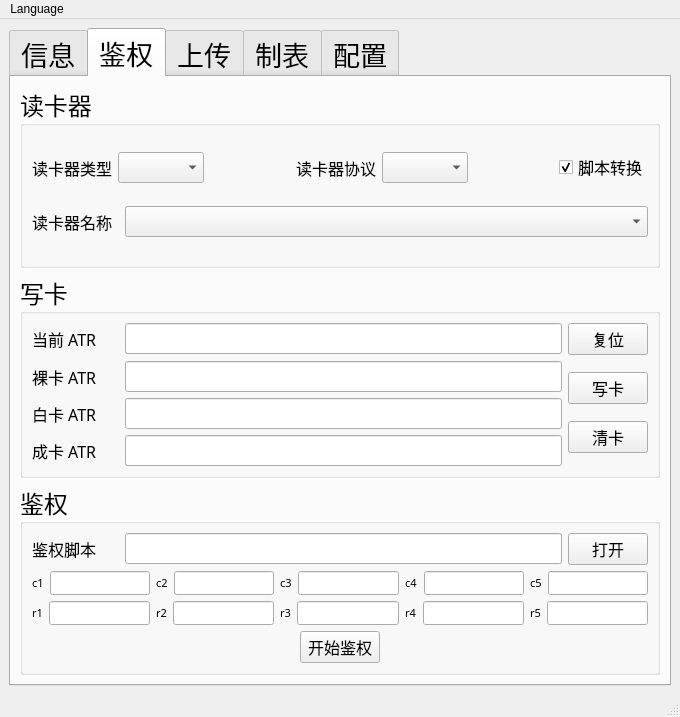
This is res/ui/main_window.ui in zelviner/DataHandler as Qt 5 draws it before an edit. The edited form follows.
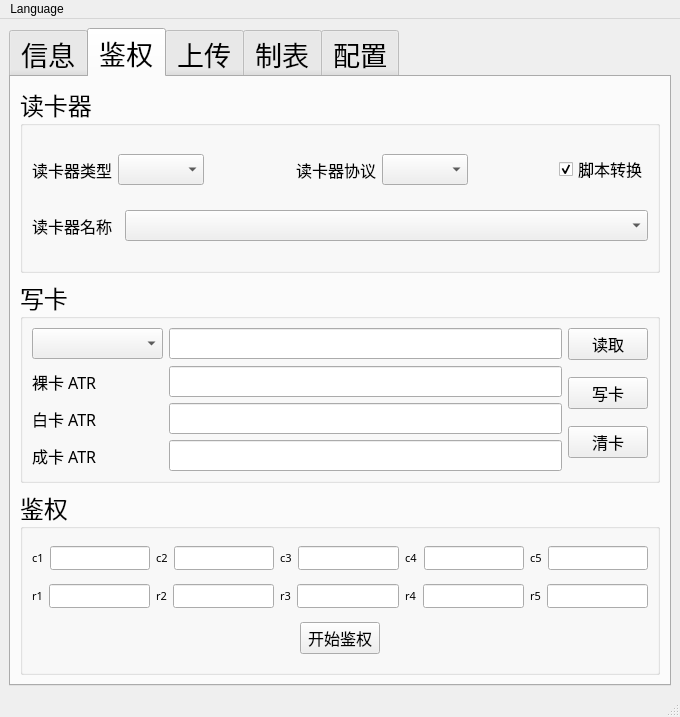
This is the edited form. The open tabs and pages were chosen to show the change.

Commit message:
feat(ui): 替换卡片复位功能为运行脚本功能
将卡片复位功能替换为运行脚本功能，具体更改如下：
- 将 `QLabel` 替换为 `QComboBox`，用于选择脚本类型。
- 将 `QLineEdit` 从显示当前卡的 ATR 改为显示脚本执行结果。
- 将 `QPushButton` 从复位卡片改为运行脚本，并更新按钮名称为“读取”。

修改代码以支持新的脚本运行机制：
- 删除旧的 `ResetCard` 类，替换为新的 `RunScript` 类。
- 在主窗口初始化时，加载脚本信息并初始化脚本下拉框。
- 更新按钮点击事件处理函数，使用 `RunScript` 类代替 `ResetCard` 类。
- 添加 `swap` 函数，用于处理 ICCID 的显示格式。

这些更改引入了新的脚本运行功能，增强了应用程序的灵活性和功能多样性。

What changed in the file:
```diff
--- a/res/ui/main_window.ui
+++ b/res/ui/main_window.ui
@@ -766,18 +766,15 @@
            <item>
             <layout class="QHBoxLayout" name="horizontalLayout_36">
              <item>
-              <layout class="QHBoxLayout" name="horizontalLayout_16" stretch="2,10">
+              <layout class="QHBoxLayout" name="horizontalLayout_16" stretch="3,9">
                <item>
-                <widget class="QLabel" name="pin1_8">
+                <widget class="QComboBox" name="script_type_combo_box">
                  <property name="font">
                   <font>
                    <family>微软雅黑</family>
                    <pointsize>12</pointsize>
                   </font>
                  </property>
-                 <property name="text">
-                  <string>当前 ATR</string>
-                 </property>
                 </widget>
                </item>
                <item>
@@ -807,7 +804,7 @@
                 </font>
                </property>
                <property name="text">
-                <string>复位</string>
+                <string>读取</string>
                </property>
               </widget>
              </item>
@@ -818,7 +815,7 @@
              <item>
               <layout class="QVBoxLayout" name="verticalLayout_6">
                <item>
-                <layout class="QHBoxLayout" name="horizontalLayout_14" stretch="2,10">
+                <layout class="QHBoxLayout" name="horizontalLayout_14" stretch="3,9">
                  <item>
                   <widget class="QLabel" name="pin1_2">
                    <property name="font">
@@ -851,7 +848,7 @@
                 </layout>
                </item>
                <item>
-                <layout class="QHBoxLayout" name="horizontalLayout_15" stretch="2,10">
+                <layout class="QHBoxLayout" name="horizontalLayout_15" stretch="3,9">
                  <item>
                   <widget class="QLabel" name="ki_2">
                    <property name="font">
@@ -884,7 +881,7 @@
                 </layout>
                </item>
                <item>
-                <layout class="QHBoxLayout" name="horizontalLayout_29" stretch="2,10">
+                <layout class="QHBoxLayout" name="horizontalLayout_29" stretch="3,9">
                  <item>
                   <widget class="QLabel" name="op_2">
                    <property name="font">
@@ -965,52 +962,6 @@
            <string>鉴权</string>
           </property>
           <layout class="QVBoxLayout" name="verticalLayout_4">
-           <item>
-            <layout class="QHBoxLayout" name="horizontalLayout_11" stretch="1,5,0">
-             <item>
-              <widget class="QLabel" name="pin1">
-               <property name="font">
-                <font>
-                 <family>微软雅黑</family>
-                 <pointsize>12</pointsize>
-                </font>
-               </property>
-               <property name="text">
-                <string>鉴权脚本</string>
-               </property>
-              </widget>
-             </item>
-             <item>
-              <widget class="QLineEdit" name="auth_script_line">
-               <property name="enabled">
-                <bool>true</bool>
-               </property>
-               <property name="font">
-                <font>
-                 <family>微软雅黑</family>
-                 <pointsize>12</pointsize>
-                </font>
-               </property>
-               <property name="readOnly">
-                <bool>true</bool>
-               </property>
-              </widget>
-             </item>
-             <item>
-              <widget class="QPushButton" name="open_auth_btn">
-               <property name="font">
-                <font>
-                 <family>微软雅黑</family>
-                 <pointsize>12</pointsize>
-                </font>
-               </property>
-               <property name="text">
-                <string>打开</string>
-               </property>
-              </widget>
-             </item>
-            </layout>
-           </item>
            <item>
             <layout class="QHBoxLayout" name="horizontalLayout_77">
              <item>
```
Left out of the diff: 4 changed lines with no effect on the pictures. The commit also changes 7 other files.
